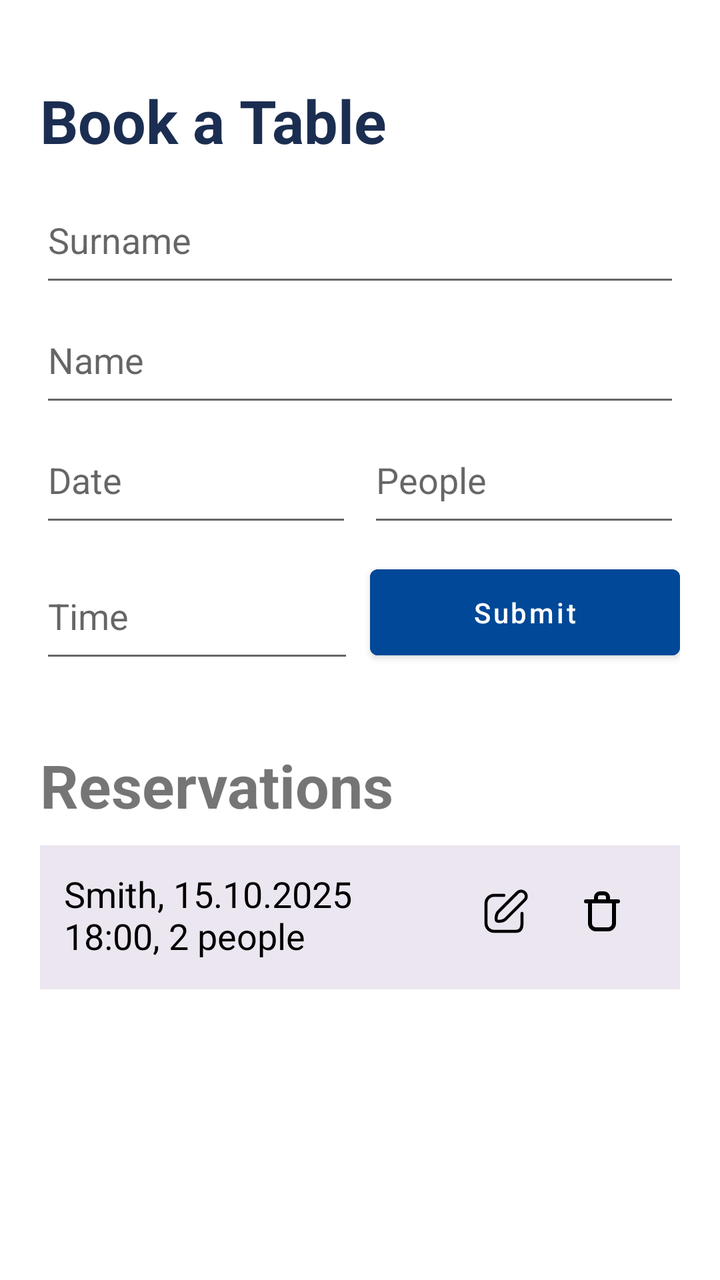
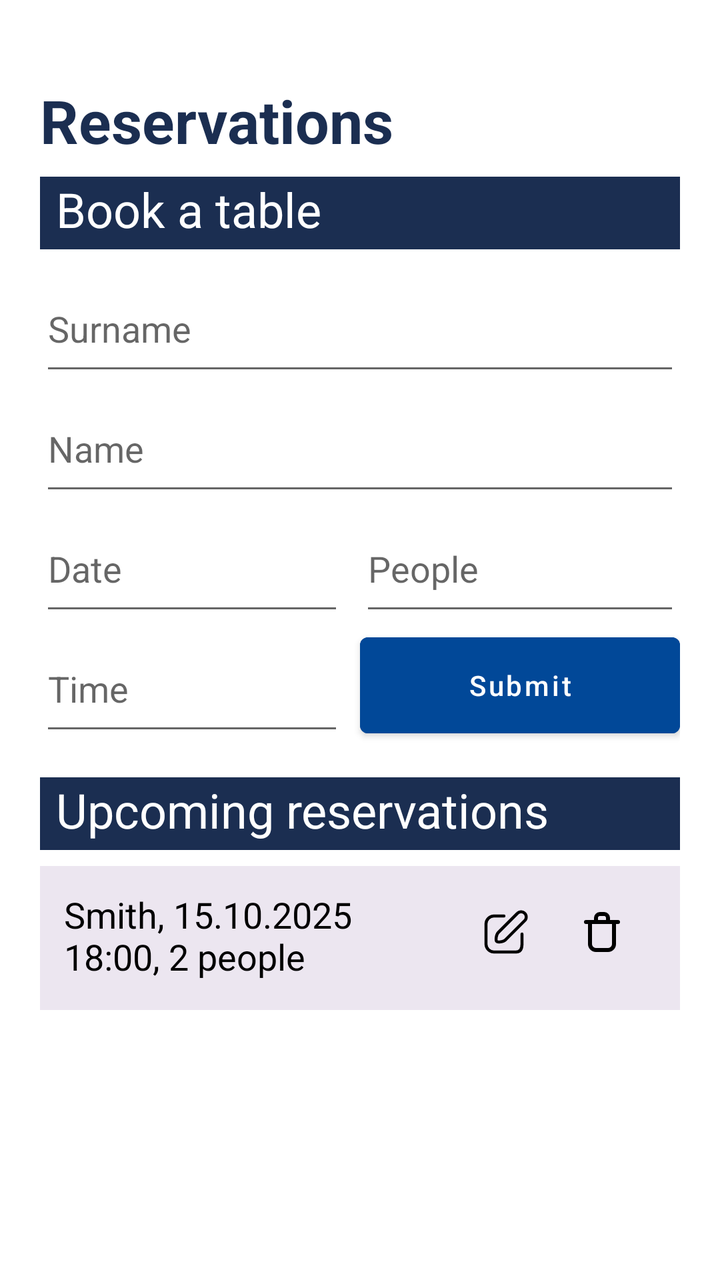

Before-and-after screenshots of an Android layout around one commit, followed by the original layout XML and the change that was made.
<!-- AndroidManifest.xml: application theme Theme.COMP2000 -->
<!-- res/layout/fragment_booking.xml -->
<?xml version="1.0" encoding="utf-8"?>
<ScrollView xmlns:android="http://schemas.android.com/apk/res/android"
    android:layout_width="match_parent"
    android:layout_height="match_parent"
    android:fillViewport="true" >

    

    <LinearLayout
        android:orientation="vertical"
        android:padding="40dp"
        android:layout_width="400dp"
        android:layout_height="wrap_content"
        android:layout_gravity="center" >

        <TextView style="@style/PrimaryHeader"
            android:text="Book a Table" />

        
        <EditText
            android:hint="Surname"
            android:autofillHints="familyName"
            android:layout_width="match_parent"
            android:layout_height="60dp"
            android:inputType="text"/>

        <EditText
            android:hint="Name"
            android:autofillHints="givenName"
            android:layout_width="match_parent"
            android:layout_height="60dp"
            android:inputType="text"/>

        <LinearLayout
            android:orientation="horizontal"
            android:layout_width="match_parent"
            android:layout_height="wrap_content"
            android:layout_marginBottom="8dp">

            <EditText
                android:hint="Date"
                android:inputType="date"
                android:autofillHints="date"
                android:layout_weight="1"
                android:layout_width="0dp"
                android:layout_height="60dp"
                android:layout_marginEnd="8dp"/>

            <EditText
                android:hint="People"
                android:inputType="number"
                android:autofillHints="number"
                android:layout_weight="1"
                android:layout_width="0dp"
                android:layout_height="60dp"/>
        </LinearLayout>

        <LinearLayout
            android:orientation="horizontal"
            android:layout_width="match_parent"
            android:layout_height="wrap_content"
            android:gravity="center_vertical"
            android:layout_marginBottom="16dp" >

            <EditText
                android:hint="Time"
                android:autofillHints="time"
                android:inputType="time"
                android:layout_weight="1"
                android:layout_width="0dp"
                android:layout_height="60dp"
                android:layout_marginEnd="8dp"/>

            <Button style="@style/PrimaryButton"
                android:text="Submit"
                android:layout_width="wrap_content"
                android:layout_height="wrap_content"
                android:minWidth="155dp" /> 
        </LinearLayout>

        
        <TextView
            android:text="Reservations"
            android:textStyle="bold"
            android:textSize="30sp"
            android:layout_marginTop="20dp"
            android:layout_marginBottom="10dp"
            android:layout_width="match_parent"
            android:layout_height="wrap_content" />

        <LinearLayout style="@style/Card" >

            <TextView
                android:layout_width="0dp"
                android:layout_height="wrap_content"
                android:layout_weight="1"
                android:text="Smith, 15.10.2025\n18:00, 2 people"
                android:textColor="#000000"
                android:textSize="18sp" />

                <ImageButton
                    android:layout_width="48dp"
                    android:layout_height="48dp"
                    android:src="@drawable/ic_edit"
                    android:background="@android:color/transparent"
                    android:clickable="true"
                    android:contentDescription="Edit reservation" />

                <ImageButton
                    android:layout_width="48dp"
                    android:layout_height="48dp"
                    android:src="@drawable/ic_delete"
                    android:background="@android:color/transparent"
                    android:contentDescription="Delete reservation" />
            </LinearLayout>
        </LinearLayout>
</ScrollView>
<!-- resources referenced by this layout -->
<resources>
  <!-- drawable ic_delete (drawable) -->
  <vector xmlns:android="http://schemas.android.com/apk/res/android" android:height="30dp" android:viewportHeight="30" android:viewportWidth="30" android:width="30dp">
        
      <path android:fillColor="#00000000" android:pathData="M4,7H20" android:strokeColor="#000000" android:strokeLineCap="round" android:strokeLineJoin="round" android:strokeWidth="2"/>
        
      <path android:fillColor="#00000000" android:pathData="M6,7V18C6,19.657 7.343,21 9,21H15C16.657,21 18,19.657 18,18V7" android:strokeColor="#000000" android:strokeLineCap="round" android:strokeLineJoin="round" android:strokeWidth="2"/>
        
      <path android:fillColor="#00000000" android:pathData="M9,5C9,3.895 9.895,3 11,3H13C14.105,3 15,3.895 15,5V7H9V5Z" android:strokeColor="#000000" android:strokeLineCap="round" android:strokeLineJoin="round" android:strokeWidth="2"/>
      
  </vector>
  <style name="Card">
          <item name="android:layout_width">match_parent</item>
          <item name="android:layout_height">wrap_content</item>
          <item name="android:background">@color/light_rose</item>
          <item name="android:padding">12dp</item>
      </style>
  <style name="PrimaryButton">
          <item name="android:backgroundTint">@color/blue</item>
          <item name="android:textColor">@color/white</item>
          <item name="android:padding">12dp</item>
          <item name="android:cornerRadius">8dp</item>
          <item name="android:textAllCaps">false</item>
      </style>
  <style name="PrimaryHeader">
          <item name="android:textSize">30sp</item>
          <item name="android:textStyle">bold</item>
          <item name="android:textColor">@color/navy</item>
          <item name="android:layout_marginBottom">8dp</item>
          <item name="android:layout_width">match_parent</item>
          <item name="android:layout_height">wrap_content</item>
      </style>
  <style name="Theme.COMP2000" parent="Theme.MaterialComponents.DayNight.DarkActionBar">
          
          <item name="colorPrimary">@color/purple_500</item>
          <item name="colorPrimaryVariant">@color/purple_700</item>
          <item name="colorOnPrimary">@color/white</item>
          
          <item name="colorSecondary">@color/teal_200</item>
          <item name="colorSecondaryVariant">@color/teal_700</item>
          <item name="colorOnSecondary">@color/black</item>
          
          <item name="android:statusBarColor">?attr/colorPrimaryVariant</item>
          
      </style>
  <color name="light_rose">#ece6f0</color>
  <color name="blue">#014898</color>
  <color name="white">#FFFFFFFF</color>
  <color name="navy">#1b2e51</color>
  <color name="black">#FF000000</color>
  <!-- unchanged entries left out for length: 1 -->
</resources>

<!-- the commit's change to res/layout/fragment_booking.xml (unified diff, before → after) -->
@@ -14,45 +14,40 @@
         android:layout_gravity="center" >
 
         <TextView style="@style/PrimaryHeader"
-            android:text="Book a Table" />
+            android:text="Reservations" />
 
         
-        <EditText
+        <TextView style="@style/SecondaryHeader"
+            android:text="Book a table" />
+
+        
+        <EditText style="@style/Form"
             android:hint="Surname"
             android:autofillHints="familyName"
-            android:layout_width="match_parent"
-            android:layout_height="60dp"
-            android:inputType="text"/>
+            android:inputType="text" />
 
-        <EditText
+        <EditText style="@style/Form"
             android:hint="Name"
             android:autofillHints="givenName"
-            android:layout_width="match_parent"
-            android:layout_height="60dp"
             android:inputType="text"/>
 
         <LinearLayout
             android:orientation="horizontal"
             android:layout_width="match_parent"
-            android:layout_height="wrap_content"
-            android:layout_marginBottom="8dp">
+            android:layout_height="wrap_content">
 
-            <EditText
+            <EditText style="@style/Form"
                 android:hint="Date"
                 android:inputType="date"
                 android:autofillHints="date"
                 android:layout_weight="1"
-                android:layout_width="0dp"
-                android:layout_height="60dp"
                 android:layout_marginEnd="8dp"/>
 
-            <EditText
+            <EditText style="@style/Form"
                 android:hint="People"
                 android:inputType="number"
                 android:autofillHints="number"
-                android:layout_weight="1"
-                android:layout_width="0dp"
-                android:layout_height="60dp"/>
+                android:layout_weight="1" />
         </LinearLayout>
 
         <LinearLayout
@@ -62,31 +57,24 @@
             android:gravity="center_vertical"
             android:layout_marginBottom="16dp" >
 
-            <EditText
+            <EditText style="@style/Form"
                 android:hint="Time"
                 android:autofillHints="time"
                 android:inputType="time"
+                android:layout_width="match_parent"
                 android:layout_weight="1"
-                android:layout_width="0dp"
-                android:layout_height="60dp"
                 android:layout_marginEnd="8dp"/>
 
             <Button style="@style/PrimaryButton"
                 android:text="Submit"
-                android:layout_width="wrap_content"
-                android:layout_height="wrap_content"
-                android:minWidth="155dp" /> 
+                android:layout_width="match_parent"
+                android:layout_height="60dp"
+                android:layout_weight="1" />
         </LinearLayout>
 
         
-        <TextView
-            android:text="Reservations"
-            android:textStyle="bold"
-            android:textSize="30sp"
-            android:layout_marginTop="20dp"
-            android:layout_marginBottom="10dp"
-            android:layout_width="match_parent"
-            android:layout_height="wrap_content" />
+        <TextView style="@style/SecondaryHeader"
+            android:text="Upcoming reservations" />
 
         <LinearLayout style="@style/Card" >
 
<!-- resource entries referenced after the edit -->
@@ -16,11 +16,14 @@
           <item name="android:background">@color/light_rose</item>
           <item name="android:padding">12dp</item>
       </style>
+  <style name="Form">
+          <item name="android:layout_width">match_parent</item>
+          <item name="android:layout_height">60dp</item>
+      </style>
   <style name="PrimaryButton">
           <item name="android:backgroundTint">@color/blue</item>
           <item name="android:textColor">@color/white</item>
           <item name="android:padding">12dp</item>
-          <item name="android:cornerRadius">8dp</item>
           <item name="android:textAllCaps">false</item>
       </style>
   <style name="PrimaryHeader">
@@ -28,6 +31,16 @@
           <item name="android:textStyle">bold</item>
           <item name="android:textColor">@color/navy</item>
           <item name="android:layout_marginBottom">8dp</item>
+          <item name="android:layout_width">match_parent</item>
+          <item name="android:layout_height">wrap_content</item>
+      </style>
+  <style name="SecondaryHeader">
+          <item name="android:background">@color/navy</item>
+          <item name="android:textColor">@color/white</item>
+          <item name="android:textSize">24sp</item>
+          <item name="android:layout_marginBottom">8dp</item>
+          <item name="android:paddingBottom">4dp</item>
+          <item name="android:paddingHorizontal">8dp</item>
           <item name="android:layout_width">match_parent</item>
           <item name="android:layout_height">wrap_content</item>
       </style>
